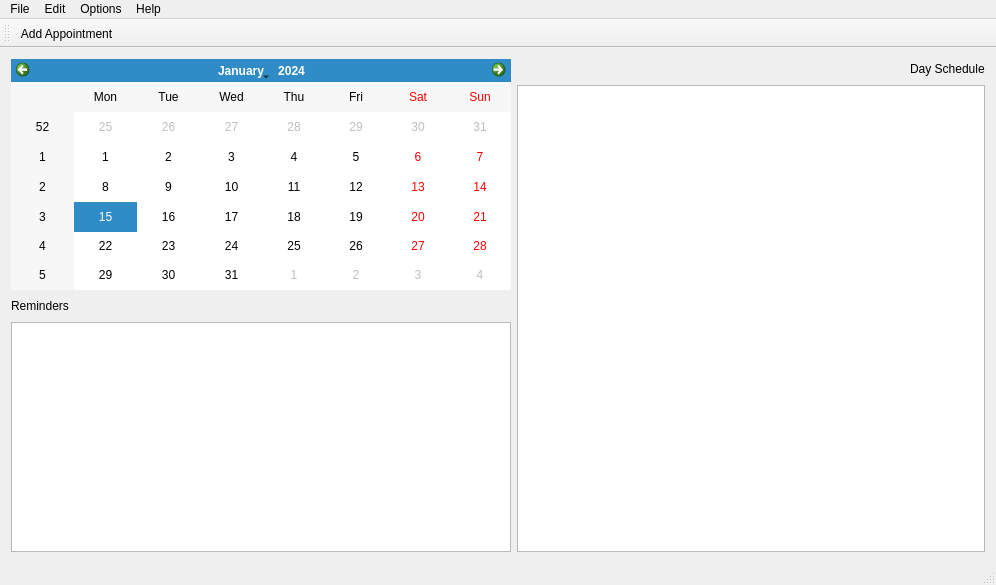
Qt form lxqt-organizer/mainwindow.ui (lxqt/organizer) before a commit.
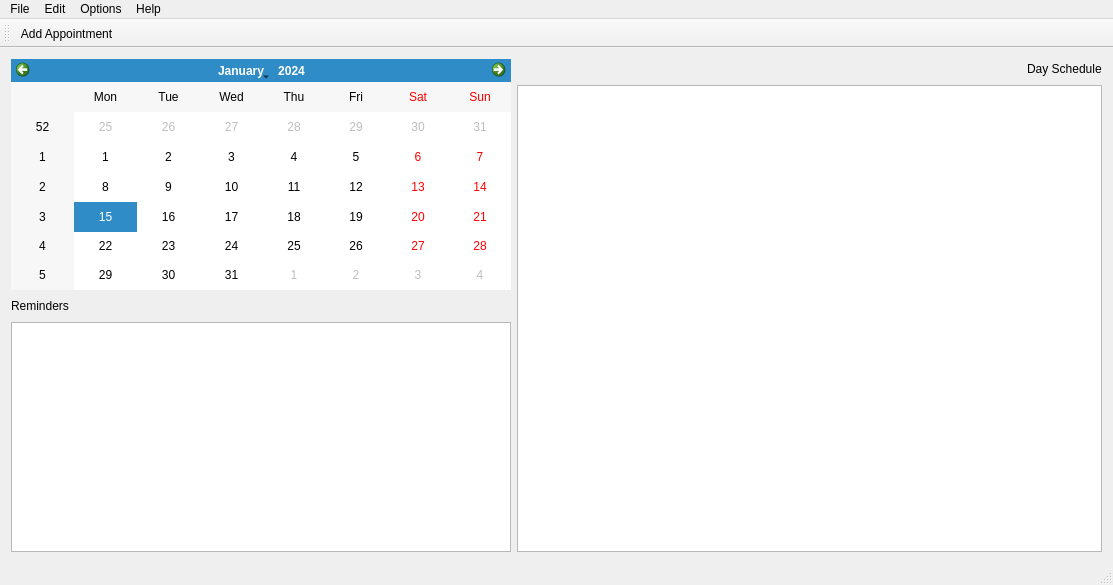
The same form after that commit. Icons and pictures are not drawn.

```diff
--- a/lxqt-organizer/mainwindow.ui
+++ b/lxqt-organizer/mainwindow.ui
@@ -6,7 +6,7 @@
    <rect>
     <x>0</x>
     <y>0</y>
-    <width>996</width>
+    <width>1113</width>
     <height>585</height>
    </rect>
   </property>
@@ -161,7 +161,7 @@
     <rect>
      <x>0</x>
      <y>0</y>
-     <width>996</width>
+     <width>1113</width>
      <height>29</height>
     </rect>
    </property>
```
